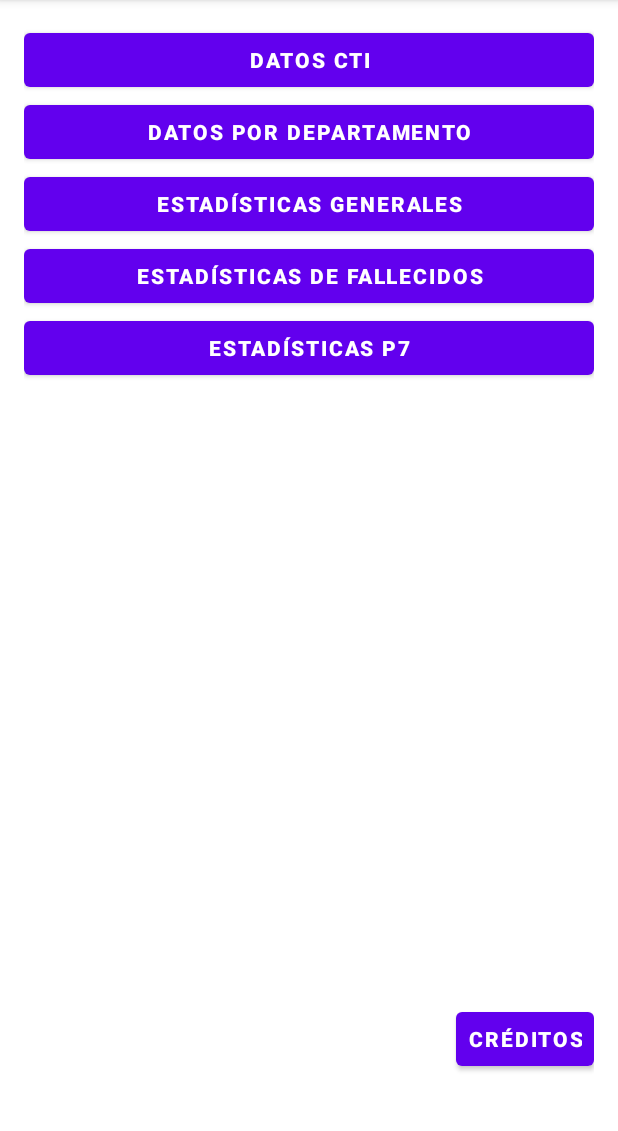
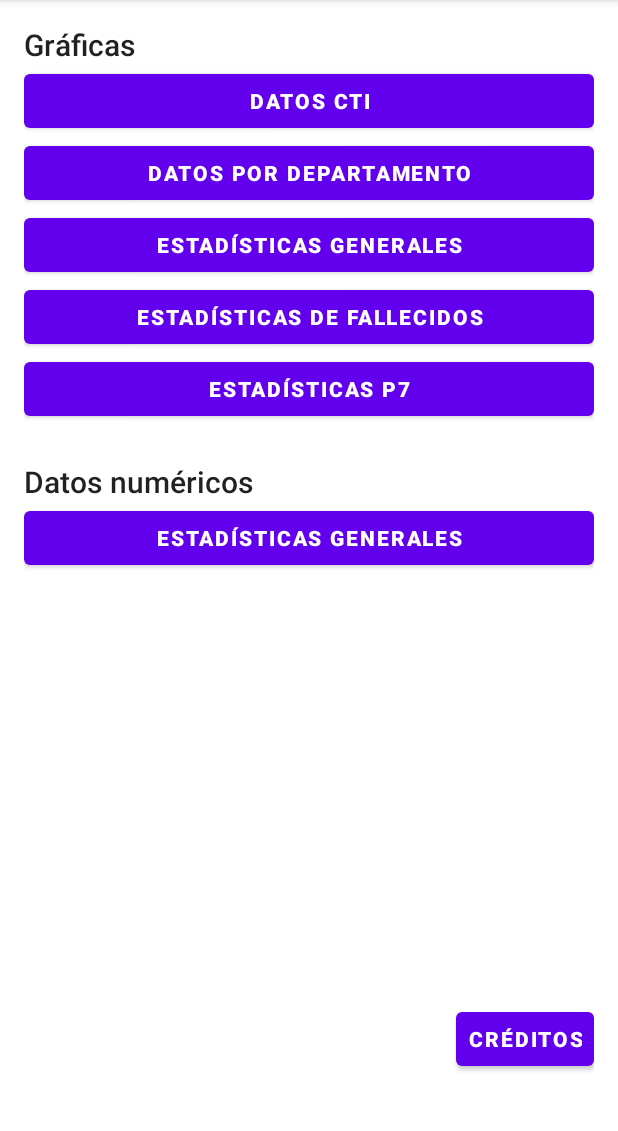
Before and after one commit to marcherdiego/GUIAD-COVID-Graficas, an Android app: the screen it shows after launch (MainActivity), on a phone screen of 412 x 824 dp, the part 84-1215 px from its top. Run offline under Robolectric (Android 15) with nearby library versions, the phone set to English and light mode, and no system bars; libraries missing offline, so code that uses them is left out: com.github.mikephil.charting, com.nerdscorner.mvplib; 1 statement that could not run was skipped.

Commit message:
raw data mock

```diff
--- a/app/src/main/AndroidManifest.xml
+++ b/app/src/main/AndroidManifest.xml
@@ -12,6 +12,8 @@
         android:roundIcon="@mipmap/ic_launcher_round"
         android:supportsRtl="true"
         android:theme="@style/Theme.CovidStats">
+		<activity android:name="com.nerdscorner.covid.stats.ui.activities.RawDataGeneralStatsActivity">
+		</activity>
         <activity android:name="com.nerdscorner.covid.stats.ui.activities.MainActivity">
             <intent-filter>
                 <action android:name="android.intent.action.MAIN" />
--- a/app/src/main/java/com/nerdscorner/covid/stats/ui/mvp/presenter/MainPresenter.kt
+++ b/app/src/main/java/com/nerdscorner/covid/stats/ui/mvp/presenter/MainPresenter.kt
@@ -43,6 +43,11 @@ class MainPresenter(view: MainView, model: MainModel) : BaseActivityPresenter<Ma
     @Subscribe
     fun onP7StatsButtonClicked(event: MainView.P7StatsButtonClickedEvent) {
         startActivity(P7StatsActivity::class.java)
+    }
+
+    @Subscribe
+    fun onRawDataGeneralStatsButtonClicked(event: MainView.RawDataGeneralStatsButtonClickedEvent) {
+        startActivity(RawDataGeneralStatsActivity::class.java)
     }
 
     @Subscribe
--- a/app/src/main/res/layout/main_activity.xml
+++ b/app/src/main/res/layout/main_activity.xml
@@ -19,6 +19,15 @@
             android:layout_width="match_parent"
             android:layout_height="wrap_content">
 
+            <TextView
+                android:id="@+id/graphs_label"
+                style="@style/TextAppearance.AppCompat.Title"
+                android:layout_width="wrap_content"
+                android:layout_height="wrap_content"
+                android:text="Gráficas"
+                app:layout_constraintStart_toStartOf="parent"
+                app:layout_constraintTop_toTopOf="parent" />
+
             <Button
                 android:id="@+id/cti_button"
                 android:layout_width="0dp"
@@ -28,7 +37,7 @@
                 android:textStyle="bold"
                 app:layout_constraintEnd_toEndOf="parent"
                 app:layout_constraintStart_toStartOf="parent"
-                app:layout_constraintTop_toTopOf="parent" />
+                app:layout_constraintTop_toBottomOf="@+id/graphs_label" />
 
             <Button
                 android:id="@+id/cities_button"
@@ -73,6 +82,28 @@
                 app:layout_constraintEnd_toEndOf="parent"
                 app:layout_constraintStart_toStartOf="parent"
                 app:layout_constraintTop_toBottomOf="@+id/deceases_stats_button" />
+
+            <TextView
+                android:id="@+id/raw_data_label"
+                style="@style/TextAppearance.AppCompat.Title"
+                android:layout_width="wrap_content"
+                android:layout_height="wrap_content"
+                android:layout_marginTop="24dp"
+                android:text="Datos numéricos"
+                app:layout_constraintStart_toStartOf="parent"
+                app:layout_constraintTop_toBottomOf="@+id/p7_stats_button" />
+
+            <Button
+                android:id="@+id/raw_data_general_stats_button"
+                android:layout_width="0dp"
+                android:layout_height="wrap_content"
+                android:padding="8dp"
+                android:text="Estadísticas generales"
+                android:textStyle="bold"
+                app:layout_constraintEnd_toEndOf="parent"
+                app:layout_constraintStart_toStartOf="parent"
+                app:layout_constraintTop_toBottomOf="@+id/raw_data_label" />
+
         </androidx.constraintlayout.widget.ConstraintLayout>
     </ScrollView>
 
```
Also changed, not shown: app/src/main/java/com/nerdscorner/covid/stats/domain/GeneralStatsData.kt (+12 -0 lines), app/src/main/java/com/nerdscorner/covid/stats/ui/activities/RawDataGeneralStatsActivity.kt (added, +22 -0 lines), app/src/main/java/com/nerdscorner/covid/stats/ui/custom/DatePicker.kt (added, +62 -0 lines), app/src/main/java/com/nerdscorner/covid/stats/ui/fragment/DatePickerFragment.kt (added, +51 -0 lines), app/src/main/java/com/nerdscorner/covid/stats/ui/mvp/model/RawDataGeneralStatsModel.kt (added, +12 -0 lines), app/src/main/java/com/nerdscorner/covid/stats/ui/mvp/presenter/RawDataGeneralStatsPresenter.kt (added, +20 -0 lines), app/src/main/java/com/nerdscorner/covid/stats/ui/mvp/view/MainView.kt (+9 -0 lines), app/src/main/java/com/nerdscorner/covid/stats/ui/mvp/view/RawDataGeneralStatsView.kt (added, +26 -0 lines), app/src/main/java/com/nerdscorner/covid/stats/utils/DateUtils.kt (added, +16 -0 lines), app/src/main/res/layout/raw_data_general_stats_activity.xml (added, +45 -0 lines).
